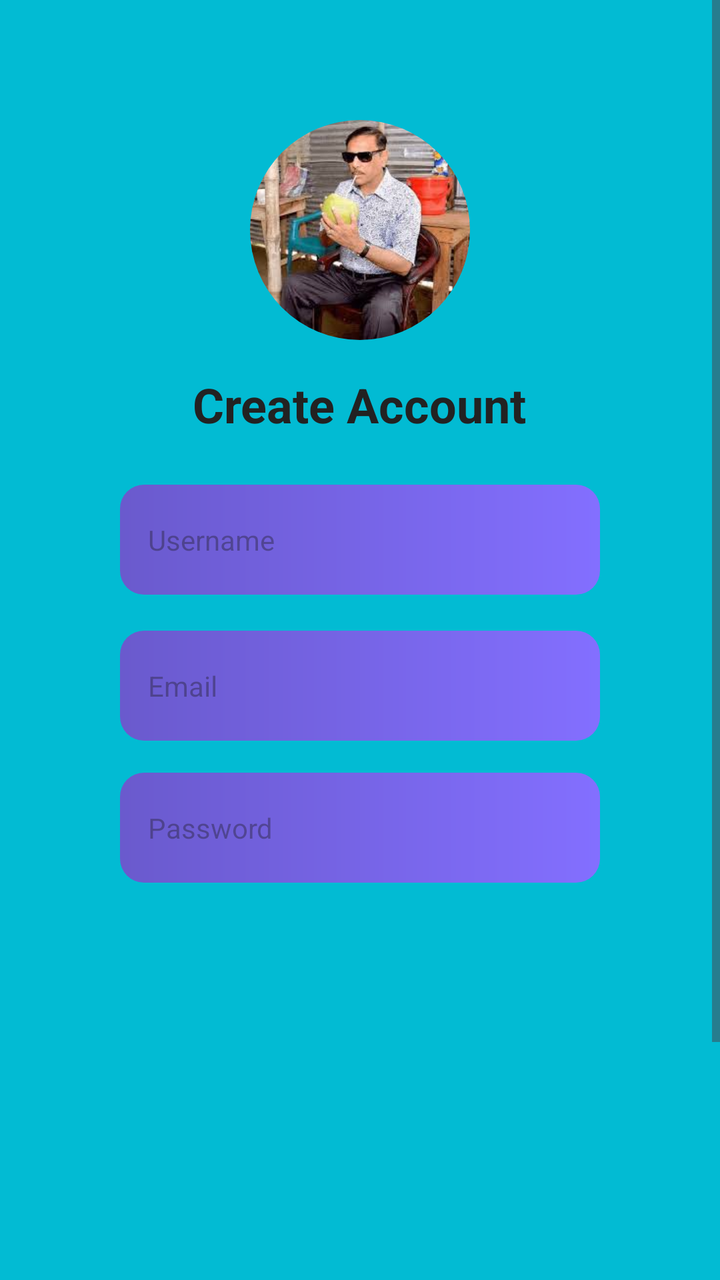
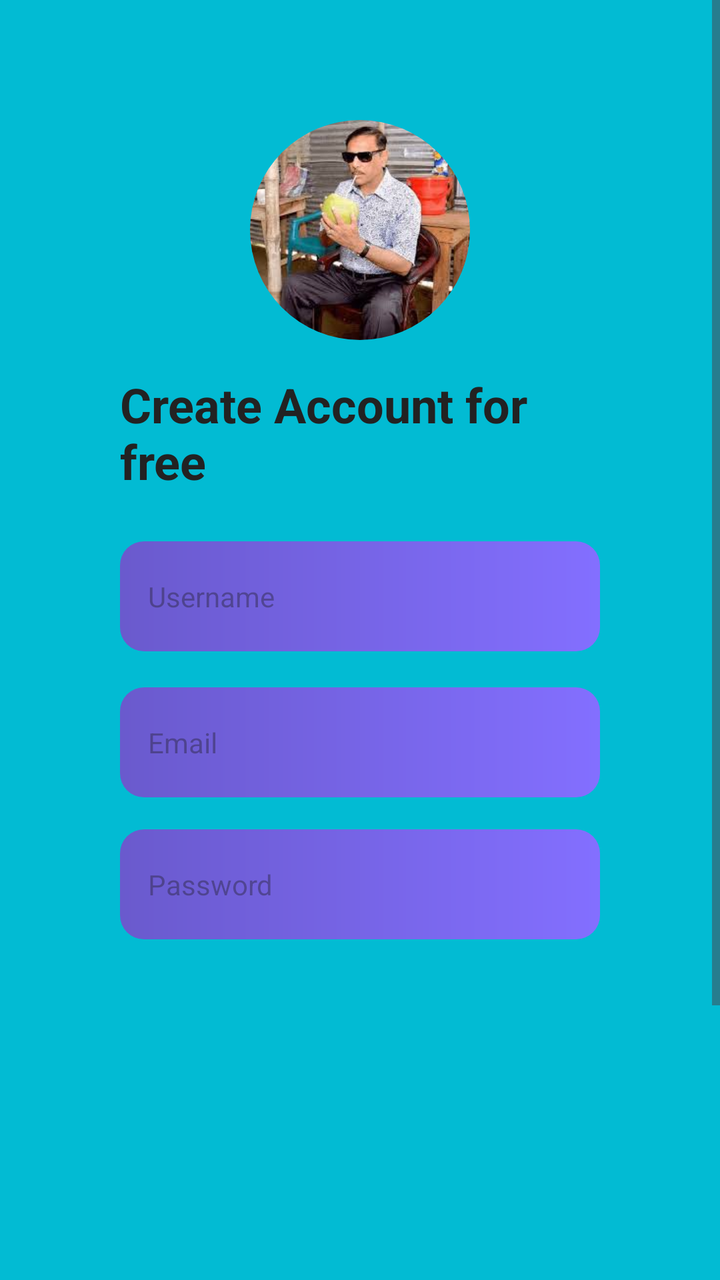

Compare the two renders of this Android layout. The source of the first and the diff that turns it into the second are given below.
<!-- AndroidManifest.xml: application theme Theme.API -->
<!-- res/layout/fragment_register.xml -->
<?xml version="1.0" encoding="utf-8"?>
<ScrollView xmlns:android="http://schemas.android.com/apk/res/android"
    android:layout_width="match_parent"
    android:layout_height="match_parent"
    android:background="#02BBD3">

    <LinearLayout
        android:layout_width="match_parent"
        android:layout_height="wrap_content"
        android:orientation="vertical"
        android:padding="60dp"
        android:paddingTop="140dp"
        android:gravity="center_horizontal">

        
        <ImageView
            android:layout_width="110dp"
            android:layout_height="110dp"
            android:src="@drawable/kader_profile"
            android:scaleType="centerCrop"
            android:background="@drawable/round_shape"
            android:clipToOutline="true"
            android:elevation="10dp"
            android:layout_marginBottom="16dp"/>

        
        <TextView
            android:layout_width="wrap_content"
            android:layout_height="wrap_content"
            android:text="Create Account"
            android:textSize="24sp"
            android:textStyle="bold"
            android:textColor="#222222"
            android:layout_marginBottom="24dp"/>

        
        <EditText
            android:id="@+id/etUsername"
            android:layout_width="match_parent"
            android:layout_height="55dp"
            android:hint="Username"
            android:padding="14dp"
            android:textSize="14sp"
            android:background="@drawable/button_bg"
            android:layout_marginBottom="18dp"/>

        
        <EditText
            android:id="@+id/etEmail"
            android:layout_width="match_parent"
            android:layout_height="55dp"
            android:hint="Email"
            android:inputType="textEmailAddress"
            android:padding="14dp"
            android:textSize="14sp"
            android:background="@drawable/button_bg"
            android:layout_marginBottom="16dp"/>

        
        <EditText
            android:id="@+id/etPassword"
            android:layout_width="match_parent"
            android:layout_height="55dp"
            android:hint="Password"
            android:inputType="textPassword"
            android:padding="14dp"
            android:textSize="14sp"
            android:background="@drawable/button_bg"
            android:layout_marginBottom="30dp"/>

        
        <Button
            android:id="@+id/BtnRegister"
            android:layout_width="match_parent"
            android:layout_height="55dp"
            android:text="Register"
            android:textStyle="bold"
            android:textSize="16sp"
            android:textColor="@android:color/white"
            android:background="@drawable/button_bg"
            android:elevation="4dp"
            android:layout_marginTop="200dp"/>

    </LinearLayout>

</ScrollView>
<!-- resources referenced by this layout -->
<resources>
  <!-- drawable button_bg (drawable) -->
  <?xml version="1.0" encoding="utf-8"?>
  <shape xmlns:android="http://schemas.android.com/apk/res/android">
      <gradient
          android:startColor="#6A5ACD"
          android:endColor="#836FFF"
          android:angle="0"/>
      <corners android:radius="12dp"/>
  </shape>
  <!-- drawable kader_profile: jpeg bitmap (drawable, 11326 bytes) -->
  <!-- drawable round_shape (drawable) -->
  <?xml version="1.0" encoding="utf-8"?>
  <shape xmlns:android="http://schemas.android.com/apk/res/android"
      android:shape="oval">
  </shape>
  <style name="Theme.API" parent="Base.Theme.API" />
  <style name="Base.Theme.API" parent="Theme.Material3.DayNight.NoActionBar">
          
          
      </style>
</resources>

<!-- the commit's change to res/layout/fragment_register.xml (unified diff, before → after) -->
@@ -27,7 +27,7 @@
         <TextView
             android:layout_width="wrap_content"
             android:layout_height="wrap_content"
-            android:text="Create Account"
+            android:text="Create Account for free"
             android:textSize="24sp"
             android:textStyle="bold"
             android:textColor="#222222"
